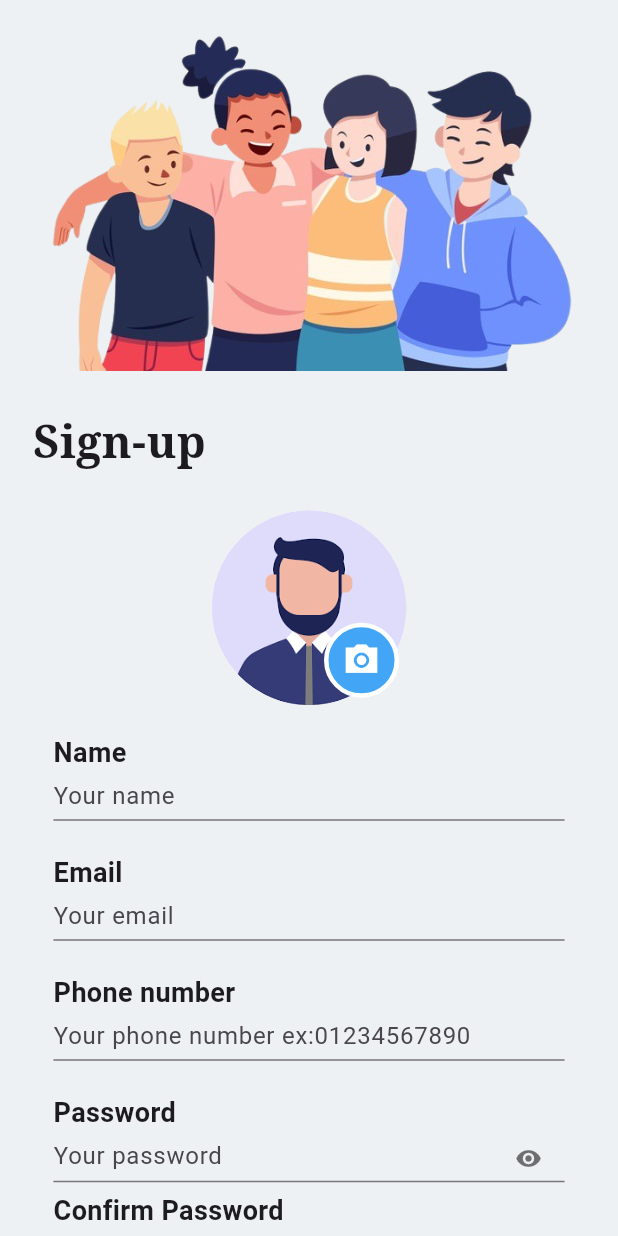
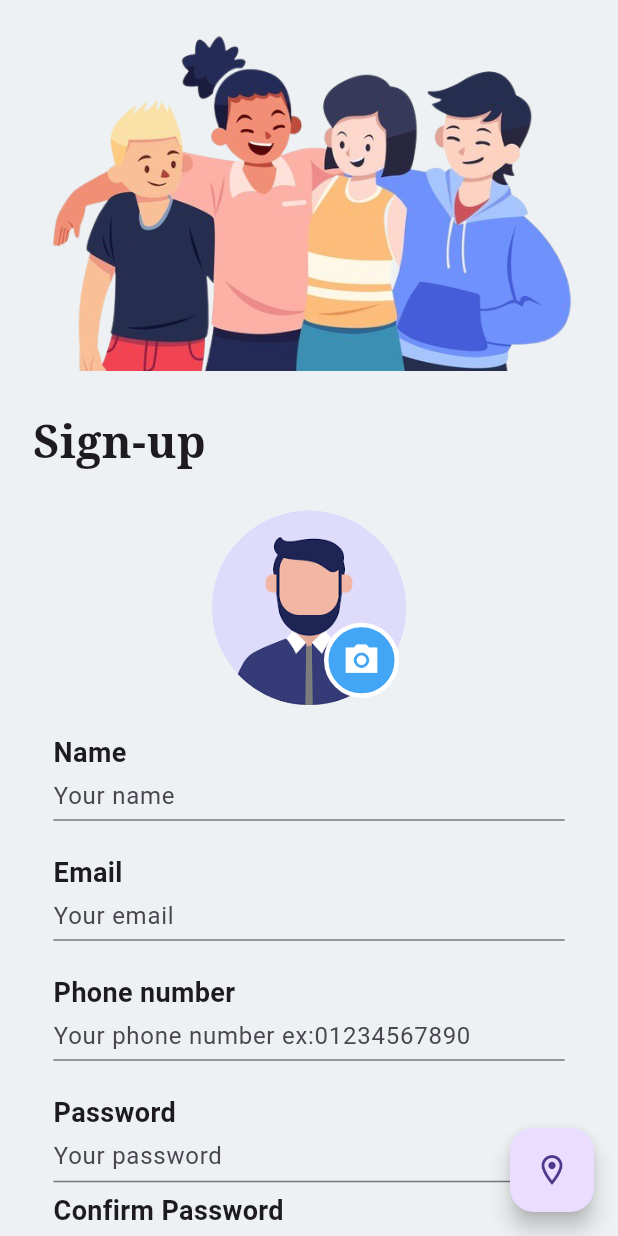
Before and after one commit to elbahy/happy_tech_mastering_api_with_flutter, a Flutter app: the SignUpScreen screen opened directly, on a phone screen of 412 x 824 dp. Run offline on Flutter 3.47's test engine with Material 3 defaults, Android fonts, the phone set to English and light mode, and no system bars; our stand-ins replace dio, flutter_bloc, geolocator, image_picker, jwt_decoder, shared_preferences; accounts and stored records are empty.

Commit message:
signup with send user location

```diff
--- a/lib/core/api/api_strings.dart
+++ b/lib/core/api/api_strings.dart
@@ -12,9 +12,14 @@ abstract class Endpoints {
 abstract class ApiKey {
   static const String email = 'email';
   static const String password = 'password';
+  static const String confirmPassword = 'confirmPassword';
   static const String errorMessage = 'ErrorMessage';
   static const String status = 'status';
   static const String message = 'message';
   static const String token = 'token';
   static const String id = 'id';
+  static const String name = 'name';
+  static const String phone = 'phone';
+  static const String pic = 'profilePic';
+  static const String location = 'location';
 }
--- a/lib/cubit/user_state.dart
+++ b/lib/cubit/user_state.dart
@@ -10,3 +10,17 @@ final class UserLoginErrorState extends UserState {
   final String error;
   UserLoginErrorState(this.error);
 }
+
+final class UserSignUpLoadingState extends UserState {}
+
+final class UserSignUpSuccessState extends UserState {}
+
+final class UserSignUpErrorState extends UserState {
+  final String error;
+
+  UserSignUpErrorState({required this.error});
+}
+
+final class UploadProfilePicState extends UserState {}
+
+final class UpdateLocationState extends UserState {}
--- a/lib/screens/sign_up_screen.dart
+++ b/lib/screens/sign_up_screen.dart
@@ -1,24 +1,40 @@
 import 'package:flutter/material.dart';
 import 'package:flutter_bloc/flutter_bloc.dart';
+import 'package:geolocator/geolocator.dart';
 import 'package:happy_tech_mastering_api_with_flutter/cubit/user_cubit.dart';
+import 'package:happy_tech_mastering_api_with_flutter/cubit/user_state.dart';
 import 'package:happy_tech_mastering_api_with_flutter/widgets/already_have_an_account_widget.dart';
 import 'package:happy_tech_mastering_api_with_flutter/widgets/custom_form_button.dart';
 import 'package:happy_tech_mastering_api_with_flutter/widgets/custom_input_field.dart';
 import 'package:happy_tech_mastering_api_with_flutter/widgets/page_header.dart';
 import 'package:happy_tech_mastering_api_with_flutter/widgets/page_heading.dart';
 import 'package:happy_tech_mastering_api_with_flutter/widgets/pick_image_widget.dart';
+import 'package:happy_tech_mastering_api_with_flutter/widgets/send_location.dart';
 
 class SignUpScreen extends StatelessWidget {
   const SignUpScreen({Key? key}) : super(key: key);
 
   @override
   Widget build(BuildContext context) {
+    UserCubit userCubit = BlocProvider.of<UserCubit>(context);
     return SafeArea(
       child: Scaffold(
+        floatingActionButton: const SendLocation(),
         backgroundColor: const Color(0xffEEF1F3),
         body: SingleChildScrollView(
-          child: Form(
-            key: context.read<UserCubit>().signUpFormKey,
+          child: BlocConsumer<UserCubit, UserState>(
+            listener: (context, state) {
+              if (state is UserSignUpSuccessState) {
+                ScaffoldMessenger.of(context).showSnackBar(
+                    const SnackBar(content: Text('Sign Up Successful')));
+              } else if (state is UserSignUpErrorState) {
+                ScaffoldMessenger.of(context)
+                    .showSnackBar(SnackBar(content: Text(state.error)));
+              }
+            },
+            builder: (context, state) {
+              return Form(
+                key: userCubit.signUpFormKey,
                 child: Column(
                   children: [
                     const PageHeader(),
@@ -31,7 +47,7 @@ class SignUpScreen extends StatelessWidget {
                       labelText: 'Name',
                       hintText: 'Your name',
                       isDense: true,
-                  controller: context.read<UserCubit>().signUpName,
+                      controller: userCubit.signUpName,
                     ),
                     const SizedBox(height: 16),
                     //!Email
@@ -39,7 +55,7 @@ class SignUpScreen extends StatelessWidget {
                       labelText: 'Email',
                       hintText: 'Your email',
                       isDense: true,
-                  controller: context.read<UserCubit>().signUpEmail,
+                      controller: userCubit.signUpEmail,
                     ),
                     const SizedBox(height: 16),
                     //! Phone Number
@@ -47,7 +63,7 @@ class SignUpScreen extends StatelessWidget {
                       labelText: 'Phone number',
                       hintText: 'Your phone number ex:01234567890',
                       isDense: true,
-                  controller: context.read<UserCubit>().signUpPhoneNumber,
+                      controller: userCubit.signUpPhoneNumber,
                     ),
                     const SizedBox(height: 16),
                     //! Password
@@ -57,7 +73,7 @@ class SignUpScreen extends StatelessWidget {
                       isDense: true,
                       obscureText: true,
                       suffixIcon: true,
-                  controller: context.read<UserCubit>().signUpPassword,
+                      controller: userCubit.signUpPassword,
                     ),
                     //! Confirm Password
                     CustomInputField(
@@ -66,13 +82,17 @@ class SignUpScreen extends StatelessWidget {
                       isDense: true,
                       obscureText: true,
                       suffixIcon: true,
-                  controller: context.read<UserCubit>().confirmPassword,
+                      controller: userCubit.confirmPassword,
                     ),
                     const SizedBox(height: 22),
                     //!Sign Up Button
-                CustomFormButton(
+                    state is UserSignUpLoadingState
+                        ? const CircularProgressIndicator()
+                        : CustomFormButton(
                             innerText: 'Signup',
-                  onPressed: () {},
+                            onPressed: () {
+                              userCubit.signUp();
+                            },
                           ),
                     const SizedBox(height: 18),
                     //! Already have an account widget
@@ -80,6 +100,8 @@ class SignUpScreen extends StatelessWidget {
                     const SizedBox(height: 30),
                   ],
                 ),
+              );
+            },
           ),
         ),
       ),
--- a/lib/widgets/pick_image_widget.dart
+++ b/lib/widgets/pick_image_widget.dart
@@ -1,4 +1,10 @@
+import 'dart:io';
+
 import 'package:flutter/material.dart';
+import 'package:flutter_bloc/flutter_bloc.dart';
+import 'package:happy_tech_mastering_api_with_flutter/cubit/user_cubit.dart';
+import 'package:happy_tech_mastering_api_with_flutter/cubit/user_state.dart';
+import 'package:image_picker/image_picker.dart';
 
 class PickImageWidget extends StatelessWidget {
   const PickImageWidget({
@@ -7,19 +13,29 @@ class PickImageWidget extends StatelessWidget {
 
   @override
   Widget build(BuildContext context) {
+    UserCubit userCubit = BlocProvider.of<UserCubit>(context);
+    return BlocConsumer<UserCubit, UserState>(
+      listener: (context, state) {},
+      builder: (context, state) {
         return SizedBox(
           width: 130,
           height: 130,
           child: CircleAvatar(
             backgroundColor: Colors.grey.shade200,
-        backgroundImage: const AssetImage("assets/images/avatar.png"),
+            backgroundImage: userCubit.profilePic == null
+                ? const AssetImage("assets/images/avatar.png")
+                : FileImage(File(userCubit.profilePic!.path)) as ImageProvider,
             child: Stack(
               children: [
                 Positioned(
                   bottom: 5,
                   right: 5,
                   child: GestureDetector(
-                onTap: () async {},
+                    onTap: () {
+                      ImagePicker()
+                          .pickImage(source: ImageSource.gallery)
+                          .then((value) => userCubit.uploadPic(value!));
+                    },
                     child: Container(
                       height: 50,
                       width: 50,
@@ -40,5 +56,7 @@ class PickImageWidget extends StatelessWidget {
             ),
           ),
         );
+      },
+    );
   }
 }
--- /dev/null
+++ b/lib/widgets/send_location.dart
@@ -0,0 +1,57 @@
+import 'package:flutter/material.dart';
+import 'package:flutter_bloc/flutter_bloc.dart';
+import 'package:geolocator/geolocator.dart';
+import 'package:happy_tech_mastering_api_with_flutter/cubit/user_cubit.dart';
+import 'package:happy_tech_mastering_api_with_flutter/cubit/user_state.dart';
+
+class SendLocation extends StatelessWidget {
+  const SendLocation({
+    super.key,
+  });
+
+  @override
+  Widget build(BuildContext context) {
+    UserCubit userCubit = BlocProvider.of<UserCubit>(context);
+    return BlocConsumer<UserCubit, UserState>(
+      listener: (context, state) => {},
+      builder: (context, state) {
+        return FloatingActionButton(
+          onPressed: () async {
+            bool serviceEnabled;
+            LocationPermission permission;
+
+            serviceEnabled = await Geolocator.isLocationServiceEnabled();
+            if (!serviceEnabled) {
+              ScaffoldMessenger.of(context).showSnackBar(const SnackBar(
+                  content: Text('Location services are disabled.')));
+              return;
+            }
+
+            permission = await Geolocator.checkPermission();
+            if (permission == LocationPermission.denied) {
+              permission = await Geolocator.requestPermission();
+              if (permission == LocationPermission.denied) {
+                ScaffoldMessenger.of(context).showSnackBar(const SnackBar(
+                    content: Text('Location permissions are denied')));
+                return;
+              }
+            }
+            if (permission == LocationPermission.deniedForever) {
+              // Permissions are denied forever, handle appropriately.
+              ScaffoldMessenger.of(context).showSnackBar(const SnackBar(
+                  content: Text(
+                      'Location permissions are permanently denied, we cannot request permissions.')));
+              return;
+            }
+            await Geolocator.getCurrentPosition().then((value) {
+              userCubit.updateLocation(
+                  // '{"lat": ${value.latitude}, "long": ${value.longitude}}'
+                  '{"name":"egypt","address":"egypt","coordinates":[${value.latitude},${value.longitude}]}');
+            });
+          },
+          child: const Icon(Icons.location_on_outlined),
+        );
+      },
+    );
+  }
+}
--- a/pubspec.yaml
+++ b/pubspec.yaml
@@ -40,6 +40,7 @@ dependencies:
   dio: ^5.4.1
   shared_preferences: ^2.2.2
   jwt_decoder: ^2.0.1
+  geolocator: ^11.0.0
 
 dev_dependencies:
   flutter_test:
```
Also changed, not shown: lib/core/functions/upload_pic_api.dart (added, +7 -0 lines), lib/cubit/user_cubit.dart (+36 -0 lines), pubspec.lock, 4 other files. Lines whose indentation alone changed are shown as unchanged.
